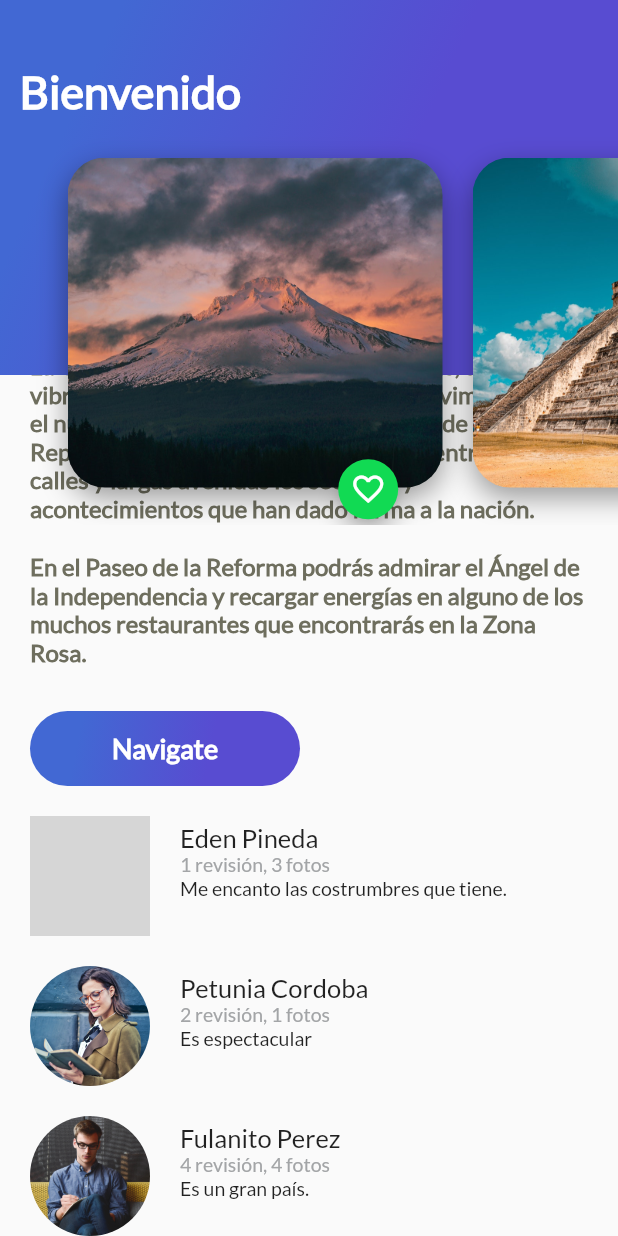
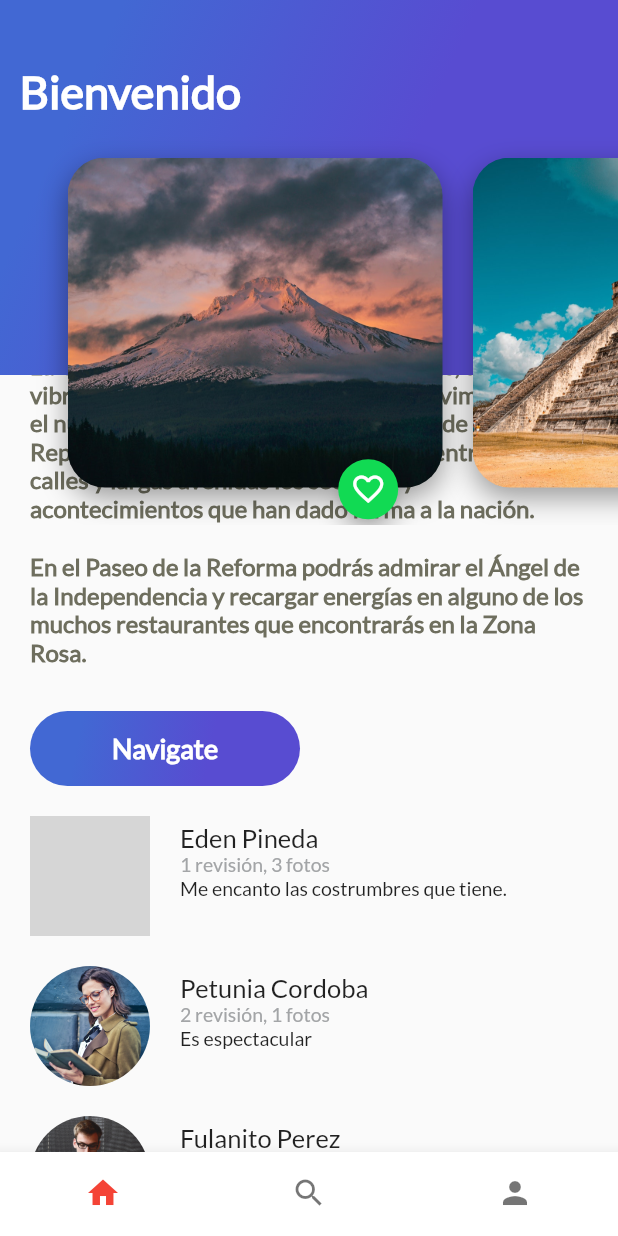
Before and after one commit to EdenPinedaMontero/Curso-Flutter-Platzi, a Flutter app: the screen it shows after launch, scrolled down 142 dp, on a phone screen of 412 x 824 dp. Run offline on Flutter 3.47's test engine with Material 2 defaults, Android fonts, the phone set to English and light mode, and no system bars; grey boxes are pictures that could not be loaded.

Commit message:
Nuevos avances del proyecto

```diff
--- a/lib/Practicas/button_purple.dart
+++ b/lib/Practicas/button_purple.dart
@@ -1,5 +1,4 @@
-import 'dart:ui';
-
+//import 'dart:ui';
 import 'package:flutter/material.dart';
 
 // ignore: must_be_immutable
--- a/lib/Practicas/card_image_list.dart
+++ b/lib/Practicas/card_image_list.dart
@@ -6,6 +6,7 @@ class CardImageList extends StatelessWidget {
 
   @override
   Widget build(BuildContext context) {
+    // ignore: sized_box_for_whitespace
     return Container(
       height: 350,
       child: ListView(
--- a/lib/Practicas/description_place.dart
+++ b/lib/Practicas/description_place.dart
@@ -3,6 +3,7 @@
 import 'package:flutter/material.dart';
 import 'package:platzi_trips_app/Practicas/button_purple.dart';
 
+// ignore: must_be_immutable
 class DescriptionPlace extends StatelessWidget {
   String namePlace;
   int stars;
@@ -18,6 +19,7 @@ class DescriptionPlace extends StatelessWidget {
   @override
   Widget build(BuildContext context) {
     //==== agregar una variable de star que muestre el estado diferente 1======//
+    // ignore: non_constant_identifier_names
     final star_half = Container(
       margin: const EdgeInsets.only(
         top: 323,
--- /dev/null
+++ b/lib/Practicas/home_trips.dart
@@ -0,0 +1,29 @@
+import 'package:flutter/material.dart';
+import 'package:platzi_trips_app/Practicas/review_list.dart';
+
+import 'description_place.dart';
+import 'header_appbar.dart';
+
+class HomeTrips extends StatelessWidget {
+  HomeTrips({Key? key}) : super(key: key);
+
+  String descriptionDummy =
+      "La Ciudad de México es la capital del país, de carácter vibrante, multifacético y siempre en movimiento, es el núcleo, político, económico y cultural de la República Mexicana. La CDMX guarda entre sus calles y largas avenidas los secretos y acontecimientos que han dado forma a la nación.";
+  String descriptionDummy2 =
+      "En el Paseo de la Reforma podrás admirar el Ángel de la Independencia y recargar energías en alguno de los muchos restaurantes que encontrarás en la Zona Rosa.";
+
+  @override
+  Widget build(BuildContext context) {
+    return Stack(
+      children: [
+        ListView(
+          children: [
+            DescriptionPlace("México", 4, descriptionDummy, descriptionDummy2),
+            const ReviewList(),
+          ],
+        ),
+        const HeaderAppBar(),
+      ],
+    );
+  }
+}
--- /dev/null
+++ b/lib/Practicas/platzi_trips.dart
@@ -0,0 +1,62 @@
+import 'package:flutter/material.dart';
+import 'package:platzi_trips_app/Practicas/home_trips.dart';
+import 'package:platzi_trips_app/Practicas/profile_trips.dart';
+import 'package:platzi_trips_app/Practicas/search_trips.dart';
+
+class PlatziTrips extends StatefulWidget {
+  const PlatziTrips({Key? key}) : super(key: key);
+
+  @override
+  State<PlatziTrips> createState() => _PlatziTripsState();
+}
+
+class _PlatziTripsState extends State<PlatziTrips> {
+  //Creamos un indece al cual siempre accederá
+  int indexTap = 0;
+  //=== Practicamente aquí cambia de color al momomento de que el usuario le da click en cualquier icono ===//
+  final List<Widget> widgetsChildren = [
+    HomeTrips(),
+    const SearchTrips(),
+    const ProfileTrips()
+  ];
+
+  void onTapTapped(int index) {
+    setState(() {
+      //hace llamar toda la funcionalidad del StafulWidget
+      indexTap = index;
+    });
+  }
+
+  @override
+  Widget build(BuildContext context) {
+    //Parte de la navegación//
+
+    return Scaffold(
+        body: widgetsChildren[indexTap],
+        bottomNavigationBar: //creación de la barra de navegación
+            Theme(
+                data: Theme.of(context).copyWith(
+                  //Damos la personalización de la barra de navegación
+                  canvasColor: Colors.white,
+                  colorScheme: const ColorScheme.light().copyWith(
+                    primary: Colors.red,
+                  ), // Será el color que tendrán los iconos
+                  //  primaryColor: //Colors.purple,
+                ),
+                child: BottomNavigationBar(
+                  onTap: onTapTapped, // controla el estado
+                  currentIndex:
+                      indexTap, //indicamos que dede aquí sea el indice
+                  //=== Con esto hacemos que el texto sea tipo transparente ===//
+                  showSelectedLabels: false,
+                  showUnselectedLabels: false,
+                  items: const [
+                    BottomNavigationBarItem(icon: Icon(Icons.home), label: ""),
+                    BottomNavigationBarItem(
+                        icon: Icon(Icons.search), label: ""),
+                    BottomNavigationBarItem(
+                        icon: Icon(Icons.person), label: ""),
+                  ],
+                )));
+  }
+}
--- /dev/null
+++ b/lib/Practicas/profile_trips.dart
@@ -0,0 +1,12 @@
+import 'package:flutter/material.dart';
+
+class ProfileTrips extends StatelessWidget {
+  const ProfileTrips({Key? key}) : super(key: key);
+
+  @override
+  Widget build(BuildContext context) {
+    return Container(
+      color: Colors.indigo,
+    );
+  }
+}
--- /dev/null
+++ b/lib/Practicas/search_trips.dart
@@ -0,0 +1,12 @@
+import 'package:flutter/material.dart';
+
+class SearchTrips extends StatelessWidget {
+  const SearchTrips({Key? key}) : super(key: key);
+
+  @override
+  Widget build(BuildContext context) {
+    return Container(
+      color: Colors.greenAccent,
+    );
+  }
+}
--- a/lib/main.dart
+++ b/lib/main.dart
@@ -1,30 +1,27 @@
+//import 'dart:html';
 import 'package:flutter/material.dart';
 import 'package:flutter/services.dart';
-import 'package:platzi_trips_app/Practicas/header_appbar.dart';
-import 'package:platzi_trips_app/Practicas/hola_mundo.dart';
-import 'package:platzi_trips_app/Practicas/review_list.dart';
-import 'package:platzi_trips_app/Retos/reto_dos.dart';
-import 'package:platzi_trips_app/Retos/reto_tres_list_final.dart';
+//import 'package:platzi_trips_app/Practicas/header_appbar.dart';
+//import 'package:platzi_trips_app/Practicas/hola_mundo.dart';
+import 'package:platzi_trips_app/Practicas/platzi_trips.dart';
+//import 'package:platzi_trips_app/Practicas/review_list.dart';
+//import 'package:platzi_trips_app/Retos/reto_dos.dart';
+//import 'package:platzi_trips_app/Retos/reto_tres_list_final.dart';
 
-import 'Practicas/description_place.dart';
+//import 'Practicas/description_place.dart';
 
 void main() {
   SystemChrome.setSystemUIOverlayStyle(const SystemUiOverlayStyle(
       statusBarColor: Colors.transparent,
       statusBarBrightness: Brightness.light));
-  runApp(MyApp());
+  runApp(const MyApp());
 }
 
 //void main() => runApp(MyApp());
 
 class MyApp extends StatelessWidget {
   // const MyApp({Key? key}) : super(key: key);
-  MyApp({Key? key}) : super(key: key);
-
-  String descriptionDummy =
-      "La Ciudad de México es la capital del país, de carácter vibrante, multifacético y siempre en movimiento, es el núcleo, político, económico y cultural de la República Mexicana. La CDMX guarda entre sus calles y largas avenidas los secretos y acontecimientos que han dado forma a la nación.";
-  String descriptionDummy2 =
-      "En el Paseo de la Reforma podrás admirar el Ángel de la Independencia y recargar energías en alguno de los muchos restaurantes que encontrarás en la Zona Rosa.";
+  const MyApp({Key? key}) : super(key: key);
 
   // This widget is the root of your application.
   @override
@@ -35,7 +32,8 @@ class MyApp extends StatelessWidget {
       theme: ThemeData(
         primarySwatch: Colors.blue,
       ),
-      home: Scaffold(
+      home: const PlatziTrips(), //Sera el punto central de la aplicación
+      //Scaffold(
       /*
       //=== App Bar del reto 3 ===//
           appBar: AppBar(
@@ -46,7 +44,7 @@ class MyApp extends StatelessWidget {
           ),
           */
 
-        body:
+      //body:
       //List View del reto 3//
       /*
           ListView(
@@ -59,19 +57,8 @@ class MyApp extends StatelessWidget {
       //new DescriptionPlace("México", 4, descriptionDummy),
       //const ReviewList(),
       //===Stack hace que ponga un elemento en cima de otro===//
-            Stack(
-          children: [
-            ListView(
-              children: [
-                DescriptionPlace(
-                    "México", 4, descriptionDummy, descriptionDummy2),
-                const ReviewList(),
-              ],
-            ),
-            const HeaderAppBar(),
-          ],
-        ),
-      ),
+
+      // ),
       //
     );
   }
```
Lines whose indentation alone changed are shown as unchanged.
